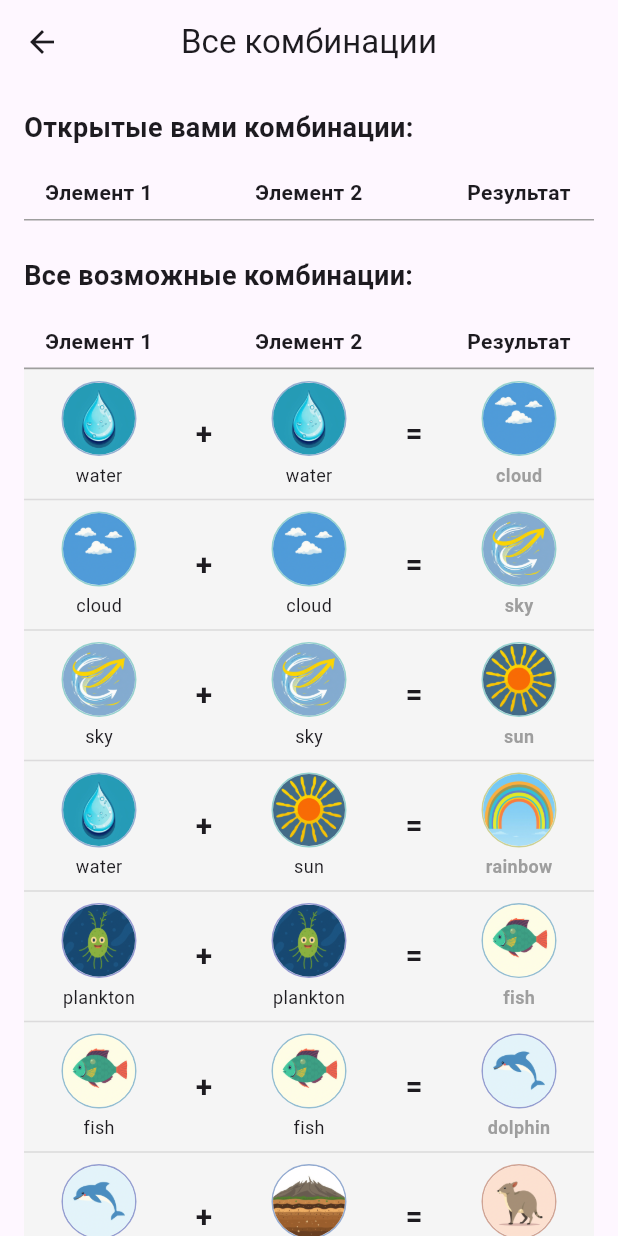
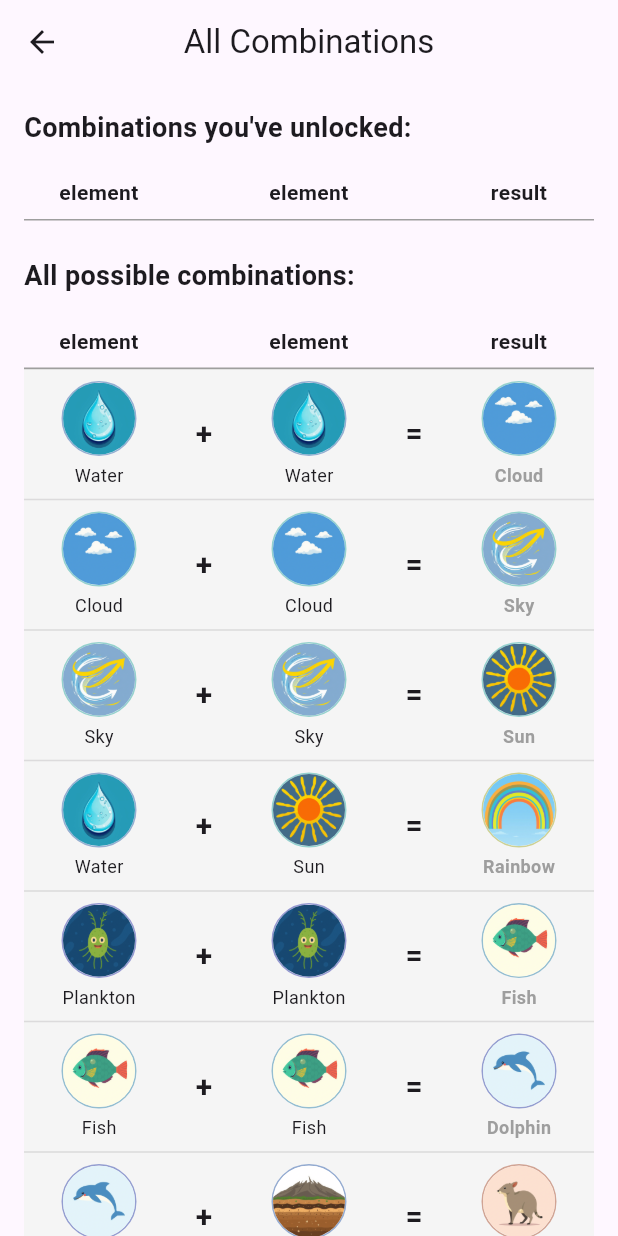
Before and after one commit to koras/darwin, a Flutter app: the screen it shows after launch, item 2 of the bottom bar chosen, on a phone screen of 412 x 824 dp. Run offline on Flutter 3.47's test engine with Material 3 defaults, Android fonts, the phone set to English and light mode, and no system bars; our stand-ins replace bloc, flutter_bloc, hive, hive_flutter; accounts and stored records are empty; generated files the repository leaves out were written again.

Commit message:
локализация

```diff
--- a/lib/data/app_localizations_extensions.dart
+++ b/lib/data/app_localizations_extensions.dart
@@ -7,6 +7,30 @@ extension AppLocalizationsExtensions on AppLocalizations {
     final l10n = AppLocalizations.of(context)!;
 
     switch (slug) {
+      case 'level_task':
+        return l10n.level_task;
+      case 'new_level_element_title':
+        return l10n.new_level_element_title;
+      case 'new_level_element_text':
+        return l10n.new_level_element_text;
+      case 'new_level_element_button_text':
+        return l10n.new_level_element_button_text;
+
+      case 'merge_all_title':
+        return l10n.merge_all_title;
+
+      case 'merge_all_title_you':
+        return l10n.merge_all_title_you;
+
+      case 'merge_all_title_all':
+        return l10n.merge_all_title_all;
+
+      case 'merge_element':
+        return l10n.merge_element;
+
+      case 'merge_result':
+        return l10n.merge_result;
+
       case 'time':
         return l10n.time;
       case 'water':
--- a/lib/data/image_item.dart
+++ b/lib/data/image_item.dart
@@ -16,6 +16,11 @@ class ImageItem {
 
 final List<ImageItem> allImages =
     [
+      'level_task',
+      'new_level_element_title',
+      'new_level_element_text',
+      'new_level_element_button_text',
+
       'time',
       'water', // Вода
       'cloud', // Облако
--- a/lib/l10n/app_en.arb
+++ b/lib/l10n/app_en.arb
@@ -1,5 +1,28 @@
 {
     "@@locale": "en",
+
+
+   "level_task":"Task",
+    "new_level_element_title":"Congratulations!",
+    "new_level_element_text":"You have advanced to the next level:",
+    "new_level_element_button_text":"Next Level",
+
+
+    "merge_all_title":"All Combinations",
+
+    "merge_all_title_you":"Combinations you've unlocked:",
+
+    "merge_all_title_all":"All possible combinations:",
+
+
+      "merge_element":"element",
+      "merge_result":"result",
+
+
+
+
+
+
     "time": "Time",
     "water": "Water",
     "cloud": "Cloud",
--- a/lib/l10n/app_ru.arb
+++ b/lib/l10n/app_ru.arb
@@ -1,5 +1,22 @@
 {
   "@@locale": "ru",
+
+      "level_task":"Задание",
+      "new_level_element_title":"Поздравляю",
+      "new_level_element_text":"Вы перешли на следующий уровень:",
+      "new_level_element_button_text":"Следующий уровень",
+
+      "merge_all_title":"Все комбинации",
+
+      "merge_all_title_you":"Открытые вами комбинации:",
+
+      "merge_all_title_all":"Все возможные комбинации:",
+
+      "merge_element":"Элемент",
+      "merge_result":"Результат",
+
+
+
   "time": "Время",
   "water": "Вода",
   "cloud": "Облако",
--- a/lib/screens/mergeGame.dart
+++ b/lib/screens/mergeGame.dart
@@ -18,7 +18,6 @@ import 'package:darwin/widgets/toolbox_panel.dart';
 import 'package:darwin/widgets/game_panel.dart';
 import 'package:darwin/widgets/bottom_app_bar_widget.dart';
 import 'package:darwin/data/merge_rules.dart';
-import 'package:darwin/data/merge_rule.dart';
 import 'package:darwin/bloc/level_bloc.dart';
 import 'package:darwin/screens/discoveryBanner.dart';
 import 'package:darwin/screens/mergeSuccessBanner.dart';
@@ -396,6 +395,7 @@ class _MergeGameState extends State<MergeGame> with TickerProviderStateMixin {
                       0.5 * _bannerOpacityAnimation.value,
                     ),
                     child: MergeSuccessBanner(
+                      context: context,
                       resultItem: _mergedItem,
                       onClose: () async {
                         // Сохраняем необходимые данные до асинхронных операций
--- a/lib/screens/showMerge.dart
+++ b/lib/screens/showMerge.dart
@@ -3,6 +3,16 @@ import 'package:darwin/models/game_item.dart';
 import 'package:darwin/data/image_item.dart';
 import 'package:darwin/data/merge_rule.dart';
 import 'package:darwin/data/merge_rules.dart';
+
+import 'package:darwin/data/image_item.dart';
+import 'package:darwin/models/game_item.dart';
+import 'package:flutter_gen/gen_l10n/app_localizations.dart';
+
+import 'package:darwin/data/app_localizations_extensions.dart';
+import 'package:darwin/logic/generate_calm_color.dart';
+import 'package:darwin/logic/merge_logic.dart';
+import 'package:flutter/material.dart';
+import 'package:darwin/models/game_item.dart';
 
 class CombinationsPage extends StatelessWidget {
   final List<String> discoveredItems;
@@ -13,21 +23,24 @@ class CombinationsPage extends StatelessWidget {
   @override
   Widget build(BuildContext context) {
     return Scaffold(
-      appBar: AppBar(title: const Text('Все комбинации'), centerTitle: true),
+      appBar: AppBar(
+        title: Text(AppLocalizations.of(context)!.merge_all_title),
+        centerTitle: true,
+      ),
       body: SingleChildScrollView(
         padding: const EdgeInsets.all(16),
         child: Column(
           children: [
-            _buildDiscoveredSection(),
+            _buildDiscoveredSection(context),
             const SizedBox(height: 24),
-            _buildAllCombinationsSection(),
+            _buildAllCombinationsSection(context),
           ],
         ),
       ),
     );
   }
 
-  Widget _buildDiscoveredSection() {
+  Widget _buildDiscoveredSection(BuildContext context) {
     final discoveredRules =
         mergeRules
             .where((rule) => discoveredItems.contains(rule.resultImageId))
@@ -36,31 +49,35 @@ class CombinationsPage extends StatelessWidget {
     return Column(
       crossAxisAlignment: CrossAxisAlignment.start,
       children: [
-        const Text(
-          'Открытые вами комбинации:',
+        Text(
+          AppLocalizations.of(context)!.merge_all_title_you,
           style: TextStyle(fontSize: 18, fontWeight: FontWeight.bold),
         ),
         const SizedBox(height: 12),
-        _buildCombinationsTable(discoveredRules, true),
+        _buildCombinationsTable(context, discoveredRules, true),
       ],
     );
   }
 
-  Widget _buildAllCombinationsSection() {
+  Widget _buildAllCombinationsSection(BuildContext context) {
     return Column(
       crossAxisAlignment: CrossAxisAlignment.start,
       children: [
-        const Text(
-          'Все возможные комбинации:',
+        Text(
+          AppLocalizations.of(context)!.merge_all_title_all,
           style: TextStyle(fontSize: 18, fontWeight: FontWeight.bold),
         ),
         const SizedBox(height: 12),
-        _buildCombinationsTable(mergeRules, false),
+        _buildCombinationsTable(context, mergeRules, false),
       ],
     );
   }
 
-  Widget _buildCombinationsTable(List<MergeRule> rules, bool isDiscovered) {
+  Widget _buildCombinationsTable(
+    BuildContext context,
+    List<MergeRule> rules,
+    bool isDiscovered,
+  ) {
     return Table(
       border: TableBorder(
         horizontalInside: BorderSide(
@@ -83,15 +100,17 @@ class CombinationsPage extends StatelessWidget {
             border: Border(bottom: BorderSide(color: Colors.grey)),
           ),
           children: [
-            _buildHeaderCell('Элемент 1'),
+            _buildHeaderCell(AppLocalizations.of(context)!.merge_element),
             _buildHeaderCell(''),
-            _buildHeaderCell('Элемент 2'),
+            _buildHeaderCell(AppLocalizations.of(context)!.merge_element),
             _buildHeaderCell(''),
-            _buildHeaderCell('Результат'),
+            _buildHeaderCell(AppLocalizations.of(context)!.merge_result),
           ],
         ),
         // Строки с комбинациями
-        ...rules.map((rule) => _buildTableRow(rule, isDiscovered)).toList(),
+        ...rules
+            .map((rule) => _buildTableRow(context, rule, isDiscovered))
+            .toList(),
       ],
     );
   }
@@ -109,7 +128,7 @@ class CombinationsPage extends StatelessWidget {
     );
   }
 
-  TableRow _buildTableRow(MergeRule rule, bool isDiscovered) {
+  TableRow _buildTableRow(context, MergeRule rule, bool isDiscovered) {
     final item1 = _getGameItem(rule.firstImageId);
     final item2 = _getGameItem(rule.secondImageId);
     final result = _getGameItem(rule.resultImageId);
@@ -119,25 +138,28 @@ class CombinationsPage extends StatelessWidget {
         color: isDiscovered ? Colors.white : Colors.grey[100],
       ),
       children: [
-        _buildElementCell(item1, rule.firstImageId),
+        _buildElementCell(context, item1, rule.firstImageId),
         _buildOperatorCell('+'),
-        _buildElementCell(item2, rule.secondImageId),
+        _buildElementCell(context, item2, rule.secondImageId),
         _buildOperatorCell('='),
-        _buildResultCell(result, rule.resultImageId, isDiscovered),
+        _buildResultCell(context, result, rule.resultImageId, isDiscovered),
       ],
     );
   }
 
-  TableCell _buildElementCell(GameItem item, String id) {
+  TableCell _buildElementCell(BuildContext context, GameItem item, String id) {
     return TableCell(
       child: Padding(
         padding: const EdgeInsets.symmetric(vertical: 8),
         child: Column(
           mainAxisSize: MainAxisSize.min,
           children: [
-            _buildSmallItemWidget(item),
+            _buildSmallItemWidget(context, item),
             const SizedBox(height: 4),
-            Text(id, style: const TextStyle(fontSize: 12)),
+            Text(
+              AppLocalizations.of(context)!.getString(context, id),
+              style: const TextStyle(fontSize: 12),
+            ),
           ],
         ),
       ),
@@ -155,17 +177,22 @@ class CombinationsPage extends StatelessWidget {
     );
   }
 
-  TableCell _buildResultCell(GameItem item, String id, bool isDiscovered) {
+  TableCell _buildResultCell(
+    BuildContext context,
+    GameItem item,
+    String id,
+    bool isDiscovered,
+  ) {
     return TableCell(
       child: Padding(
         padding: const EdgeInsets.symmetric(vertical: 8),
         child: Column(
           mainAxisSize: MainAxisSize.min,
           children: [
-            _buildSmallItemWidget(item),
+            _buildSmallItemWidget(context, item),
             const SizedBox(height: 4),
             Text(
-              id,
+              AppLocalizations.of(context)!.getString(context, id),
               style: TextStyle(
                 fontSize: 12,
                 fontWeight: FontWeight.bold,
@@ -178,7 +205,7 @@ class CombinationsPage extends StatelessWidget {
     );
   }
 
-  Widget _buildSmallItemWidget(GameItem item) {
+  Widget _buildSmallItemWidget(BuildContext context, GameItem item) {
     return Container(
       width: 50,
       height: 50,
```
Also changed, not shown: lib/screens/mergeSuccessBanner.dart (+52 -13 lines), lib/widgets/game_item_widget.dart (+19 -11 lines).
